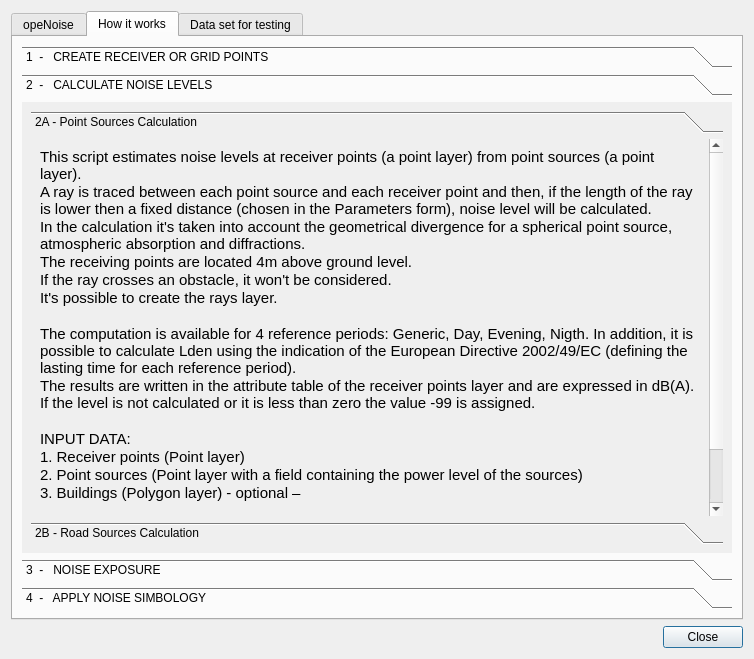
pierluigiderosa/openoise, file tools/ui_Informations.ui: the form before one commit.
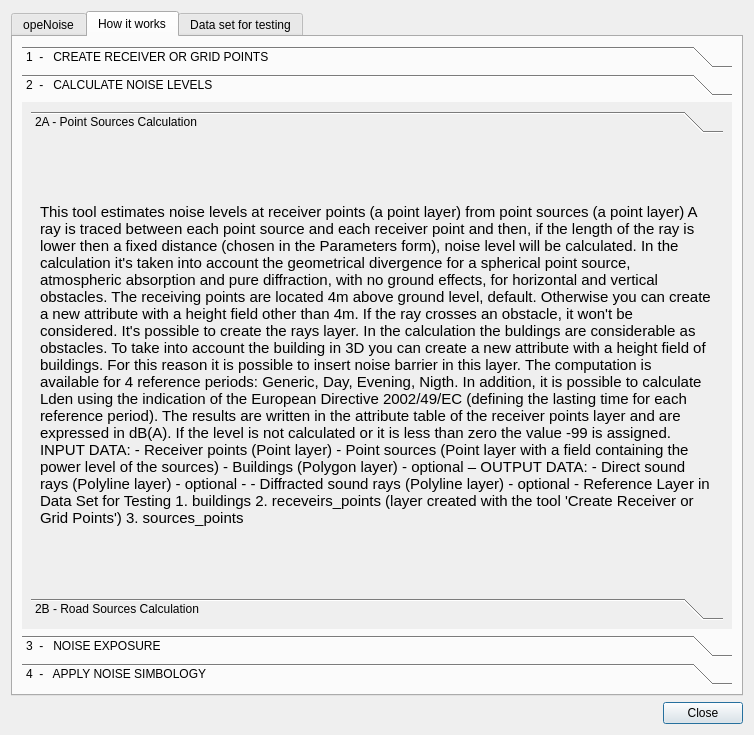
The form after the commit. The open tabs and pages were chosen to show the change.

Patch:
```diff
--- a/tools/ui_Informations.ui
+++ b/tools/ui_Informations.ui
@@ -7,7 +7,7 @@
     <x>0</x>
     <y>0</y>
     <width>754</width>
-    <height>659</height>
+    <height>735</height>
    </rect>
   </property>
   <property name="sizePolicy">
@@ -116,8 +116,8 @@
            <rect>
             <x>0</x>
             <y>0</y>
-            <width>712</width>
-            <height>460</height>
+            <width>107</width>
+            <height>169</height>
            </rect>
           </property>
           <attribute name="label">
@@ -134,8 +134,8 @@
                <rect>
                 <x>0</x>
                 <y>0</y>
-                <width>98</width>
-                <height>2484</height>
+                <width>148</width>
+                <height>3562</height>
                </rect>
               </property>
               <attribute name="label">
@@ -150,24 +150,7 @@
                   </font>
                  </property>
                  <property name="text">
-                  <string>This script estimates noise levels at receiver points (a point layer) from point sources (a point layer).
-A ray is traced between each point source and each receiver point and then, if the length of the ray is lower then a fixed distance (chosen in the Parameters form), noise level will be calculated.
-In the calculation it's taken into account the geometrical divergence for a spherical point source, atmospheric absorption and diffractions. 
-The receiving points are located 4m above ground level.
-If the ray crosses an obstacle, it won't be considered. 
-It's possible to create the rays layer.
-
-The computation is available for 4 reference periods: Generic, Day, Evening, Nigth. In addition, it is possible to calculate Lden using the indication of the European Directive 2002/49/EC (defining the lasting time for each reference period).
-The results are written in the attribute table of the receiver points layer and are expressed in dB(A). If the level is not calculated or it is less than zero the value -99 is assigned.
-
-INPUT DATA:
-1. Receiver points (Point layer)
-2. Point sources (Point layer with a field containing the power level of the sources)
-3. Buildings (Polygon layer) - optional –
-
-OUTPUT DATA:
-1. Direct sound rays (Polyline layer) - optional -
-2. Diffracted sound rays (Polyline layer) - optional -</string>
+                  <string>&lt;html&gt;&lt;head/&gt;&lt;body&gt;&lt;p&gt;&lt;span style=&quot; font-weight:600;&quot;&gt;This tool estimates noise levels at receiver points (a point layer) from point sources (a point layer)&lt;/span&gt;&lt;/p&gt;&lt;p&gt;A ray is traced between each point source and each receiver point and then, if the length of the ray is lower then a fixed distance (chosen in the Parameters form), noise level will be calculated.&lt;/p&gt;&lt;p&gt;In the calculation it's taken into account the geometrical divergence for a spherical point source, atmospheric absorption and pure diffraction, with no ground effects, for horizontal and vertical obstacles. &lt;/p&gt;&lt;p&gt;The receiving points are located 4m above ground level, default. &lt;br/&gt;&lt;a name=&quot;tw-target-text&quot;/&gt;Otherwise you can create a new attribute with a height field other than 4m.&lt;/p&gt;&lt;p&gt;If the ray crosses an obstacle, it won't be considered. &lt;/p&gt;&lt;p&gt;It's possible to create the rays layer.&lt;/p&gt;&lt;p&gt;In the calculation the buldings are considerable as obstacles. To take into account the building in 3D you can create a new attribute with a height field of buildings.&lt;br/&gt;For this reason it is possible to insert noise barrier in this layer.&lt;/p&gt;&lt;p&gt;The computation is available for 4 reference periods: &lt;br/&gt;Generic, Day, Evening, Nigth. In addition, it is possible to calculate Lden using the indication of the European Directive 2002/49/EC (defining the lasting time for each reference period).&lt;/p&gt;&lt;p&gt;The results are written in the attribute table of the receiver points layer and are expressed in dB(A). &lt;br/&gt;If the level is not calculated or it is less than zero the value -99 is assigned.&lt;/p&gt;&lt;p&gt;&lt;br/&gt;&lt;/p&gt;&lt;p&gt;INPUT DATA:&lt;/p&gt;&lt;p&gt;- Receiver points (Point layer)&lt;/p&gt;&lt;p&gt;- Point sources (Point layer with a field containing the power level of the sources)&lt;/p&gt;&lt;p&gt;- Buildings (Polygon layer) - optional –&lt;/p&gt;&lt;p&gt;&lt;br/&gt;&lt;/p&gt;&lt;p&gt;OUTPUT DATA:&lt;/p&gt;&lt;p&gt;- Direct sound rays (Polyline layer) - optional -&lt;/p&gt;&lt;p&gt;- Diffracted sound rays (Polyline layer) - optional -&lt;/p&gt;&lt;p&gt;&lt;br/&gt;&lt;/p&gt;&lt;p&gt;&lt;span style=&quot; font-weight:600; font-style:italic;&quot;&gt;Reference Layer in Data Set for Testing&lt;/span&gt;&lt;/p&gt;&lt;p&gt;1. buildings&lt;br/&gt;2. receveirs_points (layer created with the tool 'Create Receiver or Grid Points')&lt;br/&gt;3. sources_points&lt;br/&gt;&lt;/p&gt;&lt;/body&gt;&lt;/html&gt;</string>
                  </property>
                  <property name="wordWrap">
                   <bool>true</bool>
```
Left out of the diff: 37 changed lines with no effect on the pictures.
